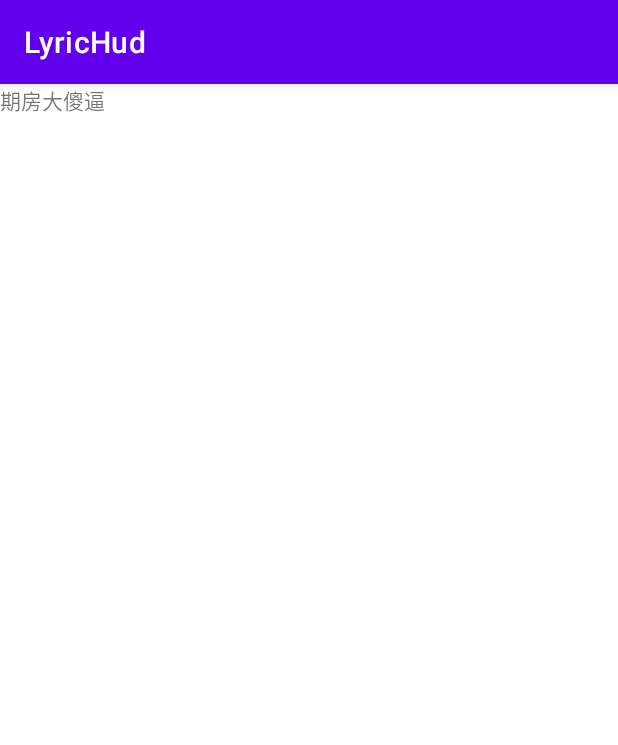
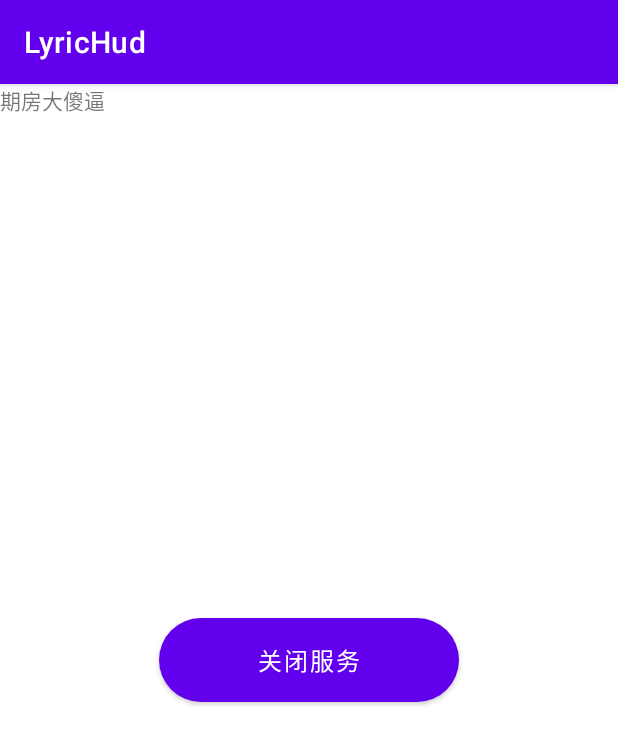
Before and after one commit to 1053278842/lyrics_hud_android, an Android app: the screen it shows after launch (MainActivity), on a phone screen of 412 x 824 dp. Shown: the top 745 px of the screen. Run offline under Robolectric (Android 15) with nearby library versions, the phone set to English and light mode, and no system bars; libraries missing offline, so code that uses them is left out: com.chaquo.python; 1 statement that could not run was skipped.

Commit message:
优化页面，加入BLE机制与树莓派沟通wifi和ip

```diff
--- a/app/build.gradle
+++ b/app/build.gradle
@@ -29,7 +29,7 @@ android {
                 install "pyotp==2.9.0"
                 install "requests==2.32.3"
                 install "spotipy==2.25.1"
-                install "ll-kugou-lyric-api==0.1.3"
+                install "ll-kugou-lyric-api==0.1.4"
             }
         }
     }
--- a/app/src/main/java/com/example/lyrichud/MainActivity.java
+++ b/app/src/main/java/com/example/lyrichud/MainActivity.java
@@ -6,13 +6,24 @@ import android.content.pm.PackageManager;
 import android.os.Bundle;
 import android.os.Handler;
 import android.util.Log;
+import android.view.View;
+import android.widget.Button;
 
 import androidx.appcompat.app.AppCompatActivity;
 
 import com.chaquo.python.Python;
 import com.chaquo.python.android.AndroidPlatform;
+import com.example.lyrichud.ble.BleAdvertiser;
+import com.example.lyrichud.ble.BleScanner;
 
 public class MainActivity extends AppCompatActivity {
+    private final String OPEN_TEXT = "关闭服务";
+    private final String CLOSE_TEXT = "开启服务";
+    private Button toggleButton;
+    private boolean isOn = false;
+    private WifiHotspotManager wifiHotspotManager;
+    private BleAdvertiser bleAdvertiser;
+    private BleScanner bleScanner;
 
     @Override
     protected void onCreate(Bundle savedInstanceState) {
@@ -26,6 +37,12 @@ public class MainActivity extends AppCompatActivity {
         PermissionHelper.checkBatteryOptimization(this);
         // 【权限检测】 监听通知（通知状态栏）
         PermissionHelper.requestNotificationServicePermission(this);
+        // 【权限检测】 WIFI相关
+        PermissionHelper.requestWifiPermission(this);
+        // 【权限检测】 BLE相关：蓝牙
+        PermissionHelper.requestBluetoothPermission(this);
+        // 【权限检测】 BLE相关：定位
+        PermissionHelper.requestLocationPermission(this);
 
         // 启动前台服务持续获取媒体信息
         startService(new Intent(this, LyricForegroundService.class));
@@ -37,6 +54,51 @@ public class MainActivity extends AppCompatActivity {
 
         // 重启 NotificationListenerService 确保监听生效
         new Handler().postDelayed(this::toggleNotificationListenerService, 1000);
+
+
+        // UI方面
+
+        // 初始化 WifiHotspotManager
+        wifiHotspotManager = new WifiHotspotManager(this);
+        wifiHotspotManager.setOnHotspotStartedListener((ssid, password) -> {
+            Log.d("Hotspot", "SSID: " + ssid + ", Password: " + password);
+            // 开启 BLE 广播
+            String shortCode = ssid.substring(ssid.lastIndexOf("_") + 1); // "AndroidShare_4289"->"4289"
+
+            bleAdvertiser.startAdvertising(shortCode, password);
+        });
+        // 初始化 ble
+        bleAdvertiser = new BleAdvertiser(this);
+        bleScanner = new BleScanner(this);
+        // 设置按钮监听器
+        toggleButton = findViewById(R.id.toggleButton);
+        toggleButton.setOnClickListener(new View.OnClickListener() {
+            @Override
+            public void onClick(View view) {
+                isOn = !isOn;
+                if (isOn) {
+                    toggleButton.setText(OPEN_TEXT);
+                    // 启动 状态栏监听
+                    startService(new Intent(MainActivity.this, LyricForegroundService.class));
+                    // 启动 Wi-Fi 热点
+                    wifiHotspotManager.startHotspot();
+
+                    // 开始扫描树莓派的 IP 广播
+                    bleScanner.startScan();
+
+                } else {
+                    toggleButton.setText(CLOSE_TEXT);
+                    // 关闭 状态栏监听
+                    stopService(new Intent(MainActivity.this, LyricForegroundService.class));
+                    // 停止 Wi-Fi 热点
+                    wifiHotspotManager.stopHotspot();
+
+                    // 停止 BLE 广播与扫描
+                    bleAdvertiser.stopAdvertising();
+                    bleScanner.stopScan();
+                }
+            }
+        });
     }
 
     // 用 setComponentEnabledSetting 重启服务
--- a/app/src/main/java/com/example/lyrichud/PermissionHelper.java
+++ b/app/src/main/java/com/example/lyrichud/PermissionHelper.java
@@ -1,14 +1,19 @@
 package com.example.lyrichud;
 
+import android.app.Activity;
 import android.app.AlertDialog;
 import android.content.ComponentName;
 import android.content.Context;
 import android.content.Intent;
 import android.content.SharedPreferences;
+import android.content.pm.PackageManager;
 import android.net.Uri;
 import android.os.Build;
 import android.provider.Settings;
 import android.widget.Toast;
+
+import androidx.core.app.ActivityCompat;
+import androidx.core.content.ContextCompat;
 
 public class PermissionHelper {
 
@@ -16,6 +21,11 @@ public class PermissionHelper {
     private static final String KEY_AUTO_START_SHOWN = "autoStartDialogShown";
     private static final String KEY_BATTERY_DIALOG_SHOWN = "batteryDialogShown";
 
+    private static final int WIFI_PERMISSION_REQUEST_CODE = 1002;
+
+    private static final int BLUETOOTH_PERMISSION_REQUEST_CODE = 1003;
+    private static final int BLUETOOTH_ADMIN_PERMISSION_REQUEST_CODE = 1004;
+    private static final int LOCATION_PERMISSION_REQUEST_CODE = 1005;
 
     public static void checkAutoStartPermission(Context context) {
         SharedPreferences prefs = context.getSharedPreferences(PREFS_NAME, Context.MODE_PRIVATE);
@@ -86,4 +96,47 @@ public class PermissionHelper {
             context.startActivity(fallback);
         }
     }
+
+    // 检查 NEARBY_WIFI_DEVICES 权限
+    public static boolean checkWifiPermission(Context context) {
+        return ContextCompat.checkSelfPermission(context, android.Manifest.permission.NEARBY_WIFI_DEVICES) == PackageManager.PERMISSION_GRANTED;
+    }
+
+    // 请求 NEARBY_WIFI_DEVICES 权限
+    public static void requestWifiPermission(Context context) {
+        if (!PermissionHelper.checkWifiPermission(context)) {
+            ActivityCompat.requestPermissions((Activity) context,
+                    new String[]{android.Manifest.permission.NEARBY_WIFI_DEVICES}, WIFI_PERMISSION_REQUEST_CODE);
+        }
+    }
+
+
+    // 检查是否有 BLE 广播权限
+    public static boolean checkBluetoothPermission(Context context) {
+        return ContextCompat.checkSelfPermission(context, android.Manifest.permission.BLUETOOTH) == PackageManager.PERMISSION_GRANTED &&
+                ContextCompat.checkSelfPermission(context, android.Manifest.permission.BLUETOOTH_ADMIN) == PackageManager.PERMISSION_GRANTED;
+    }
+
+    // 请求 BLE 广播权限
+    public static void requestBluetoothPermission(Context context) {
+        if (!checkBluetoothPermission(context)) {
+            ActivityCompat.requestPermissions((Activity) context,
+                    new String[]{android.Manifest.permission.BLUETOOTH, android.Manifest.permission.BLUETOOTH_ADMIN},
+                    BLUETOOTH_PERMISSION_REQUEST_CODE);
+        }
+    }
+
+    // 检查是否有定位权限（用于 BLE 扫描）
+    public static boolean checkLocationPermission(Context context) {
+        return ContextCompat.checkSelfPermission(context, android.Manifest.permission.ACCESS_FINE_LOCATION) == PackageManager.PERMISSION_GRANTED;
+    }
+
+    // 请求定位权限
+    public static void requestLocationPermission(Context context) {
+        if (!checkLocationPermission(context)) {
+            ActivityCompat.requestPermissions((Activity) context,
+                    new String[]{android.Manifest.permission.ACCESS_FINE_LOCATION},
+                    LOCATION_PERMISSION_REQUEST_CODE);
+        }
+    }
 }
--- /dev/null
+++ b/app/src/main/java/com/example/lyrichud/ble/BleAdvertiser.java
@@ -0,0 +1,85 @@
+package com.example.lyrichud.ble;
+
+import android.app.Activity;
+import android.bluetooth.BluetoothAdapter;
+import android.bluetooth.BluetoothManager;
+import android.bluetooth.le.AdvertiseCallback;
+import android.bluetooth.le.AdvertiseData;
+import android.bluetooth.le.AdvertiseSettings;
+import android.bluetooth.le.BluetoothLeAdvertiser;
+import android.content.Context;
+import android.content.pm.PackageManager;
+import android.os.ParcelUuid;
+import android.util.Log;
+
+import androidx.core.app.ActivityCompat;
+
+import java.nio.charset.StandardCharsets;
+import java.util.UUID;
+
+public class BleAdvertiser {
+    private Context context;
+    private BluetoothLeAdvertiser bluetoothLeAdvertiser;
+    private AdvertiseCallback advertiseCallback = new AdvertiseCallback() {
+        @Override
+        public void onStartSuccess(AdvertiseSettings settingsInEffect) {
+            super.onStartSuccess(settingsInEffect);
+            Log.d("BLE", "广告开始成功");
+        }
+
+        @Override
+        public void onStartFailure(int errorCode) {
+            super.onStartFailure(errorCode);
+            Log.d("BLE", "广告开始失败: " + errorCode);
+        }
+    };
+
+    public BleAdvertiser(Context context) {
+        this.context = context;
+        BluetoothManager bluetoothManager = (BluetoothManager) context.getSystemService(Context.BLUETOOTH_SERVICE);
+        BluetoothAdapter bluetoothAdapter = bluetoothManager.getAdapter();
+        bluetoothLeAdvertiser = bluetoothAdapter.getBluetoothLeAdvertiser();
+    }
+
+    public void startAdvertising(String ssid, String password) {
+        // 固定 UUID，确保 Python 可以匹配
+        UUID serviceUuid = UUID.fromString("0000FFF1-0000-1000-8000-00805F9B34FB");
+
+
+        // 将 WiFi SSID 和密码转为字节数组
+        String wifiData = ssid + ";" + password; // 用分号分隔 SSID 和密码
+        byte[] wifiDataBytes = wifiData.getBytes(StandardCharsets.UTF_8);
+
+        // 构建 AdvertiseData
+        AdvertiseData advertiseData = new AdvertiseData.Builder()
+                .addServiceData(new ParcelUuid(serviceUuid), wifiDataBytes) // 使用合法的 UUID 广播数据
+                .build();
+
+        // 广播设置
+        AdvertiseSettings settings = new AdvertiseSettings.Builder()
+                .setAdvertiseMode(AdvertiseSettings.ADVERTISE_MODE_LOW_LATENCY)
+                .setTxPowerLevel(AdvertiseSettings.ADVERTISE_TX_POWER_HIGH)
+                .setConnectable(false)
+                .build();
+
+        if (ActivityCompat.checkSelfPermission(context, android.Manifest.permission.BLUETOOTH_ADVERTISE) != PackageManager.PERMISSION_GRANTED) {
+            // 权限未被授予，向用户请求权限
+            ActivityCompat.requestPermissions((Activity) context,
+                    new String[]{android.Manifest.permission.BLUETOOTH_ADVERTISE},
+                    1);
+            return;
+        }
+        bluetoothLeAdvertiser.startAdvertising(settings, advertiseData, advertiseCallback);
+    }
+
+    public void stopAdvertising() {
+        if (ActivityCompat.checkSelfPermission(context, android.Manifest.permission.BLUETOOTH_ADVERTISE) != PackageManager.PERMISSION_GRANTED) {
+            // 权限未被授予，向用户请求权限
+            ActivityCompat.requestPermissions((Activity) context,
+                    new String[]{android.Manifest.permission.BLUETOOTH_ADVERTISE},
+                    1);
+            return;
+        }
+        bluetoothLeAdvertiser.stopAdvertising(advertiseCallback);
+    }
+}
--- /dev/null
+++ b/app/src/main/java/com/example/lyrichud/inter/OnHotspotStartedListener.java
@@ -0,0 +1,5 @@
+package com.example.lyrichud.inter;
+
+public interface OnHotspotStartedListener {
+    void onStarted(String ssid, String password);
+}
--- /dev/null
+++ b/app/src/main/res/drawable/button_bg.xml
@@ -0,0 +1,18 @@
+<?xml version="1.0" encoding="utf-8"?>
+<!-- res/drawable/button_bg.xml -->
+<selector xmlns:android="http://schemas.android.com/apk/res/android">
+    <!-- 按下状态 -->
+    <item android:state_pressed="true">
+        <shape android:shape="rectangle">
+            <solid android:color="#CCCCCC"/>        <!-- 按下时的浅灰色 -->
+            <corners android:radius="28dp"/>         <!-- 圆角 -->
+        </shape>
+    </item>
+    <!-- 默认状态 -->
+    <item>
+        <shape android:shape="rectangle">
+            <solid android:color="#2196F3"/>        <!-- 常态的蓝色 -->
+            <corners android:radius="28dp"/>
+        </shape>
+    </item>
+</selector>
--- a/app/src/main/res/layout/activity_main.xml
+++ b/app/src/main/res/layout/activity_main.xml
@@ -1,10 +1,29 @@
 <?xml version="1.0" encoding="utf-8"?>
 <androidx.constraintlayout.widget.ConstraintLayout xmlns:android="http://schemas.android.com/apk/res/android"
-    xmlns:app="http://schemas.android.com/apk/res-auto"
     xmlns:tools="http://schemas.android.com/tools"
     android:layout_width="match_parent"
     android:layout_height="match_parent"
+    android:background="#FFFFFF"
     tools:context=".MainActivity">
+
+
+    <!-- res/layout/activity_main.xml -->
+    <FrameLayout xmlns:android="http://schemas.android.com/apk/res/android"
+        android:layout_width="match_parent"
+        android:layout_height="match_parent">
+
+        <Button
+            android:id="@+id/toggleButton"
+            android:layout_width="200dp"
+            android:layout_height="56dp"
+            android:layout_gravity="center"
+            android:background="@drawable/button_bg"
+            android:text="关闭服务"
+            android:textColor="#FFFFFF"
+            android:textSize="16sp"
+            android:textAllCaps="false" />
+    </FrameLayout>
+
 
     <TextView
         android:id="@+id/textView"
```
Also changed, not shown: app/src/main/AndroidManifest.xml (+27 -9 lines), app/src/main/java/com/example/lyrichud/LyricForegroundService.java (+76 -80 lines), app/src/main/java/com/example/lyrichud/PythonBridge.java (+5 -2 lines), app/src/main/java/com/example/lyrichud/WifiHotspotManager.java (added, +103 -0 lines), app/src/main/java/com/example/lyrichud/ble/BleScanner.java (added, +116 -0 lines).
